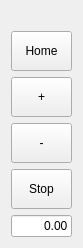
Old version of the form src/widgets/axiscontrolwidget.ui in the repository setvisible/cnc-manual-controller.
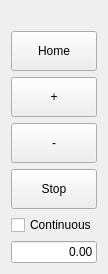
New version of the form.

Commit message: Add checkbox for "Continuous" incrementing to AxisControlWidget

```diff
--- a/src/widgets/axiscontrolwidget.ui
+++ b/src/widgets/axiscontrolwidget.ui
@@ -88,6 +88,13 @@
      </property>
     </widget>
    </item>
+   <item>
+    <widget class="QCheckBox" name="checkBoxContinuous">
+     <property name="text">
+      <string>Continuous</string>
+     </property>
+    </widget>
+   </item>
    <item>
     <spacer name="verticalSpacer">
      <property name="orientation">
```
The commit also changes 2 other files.
